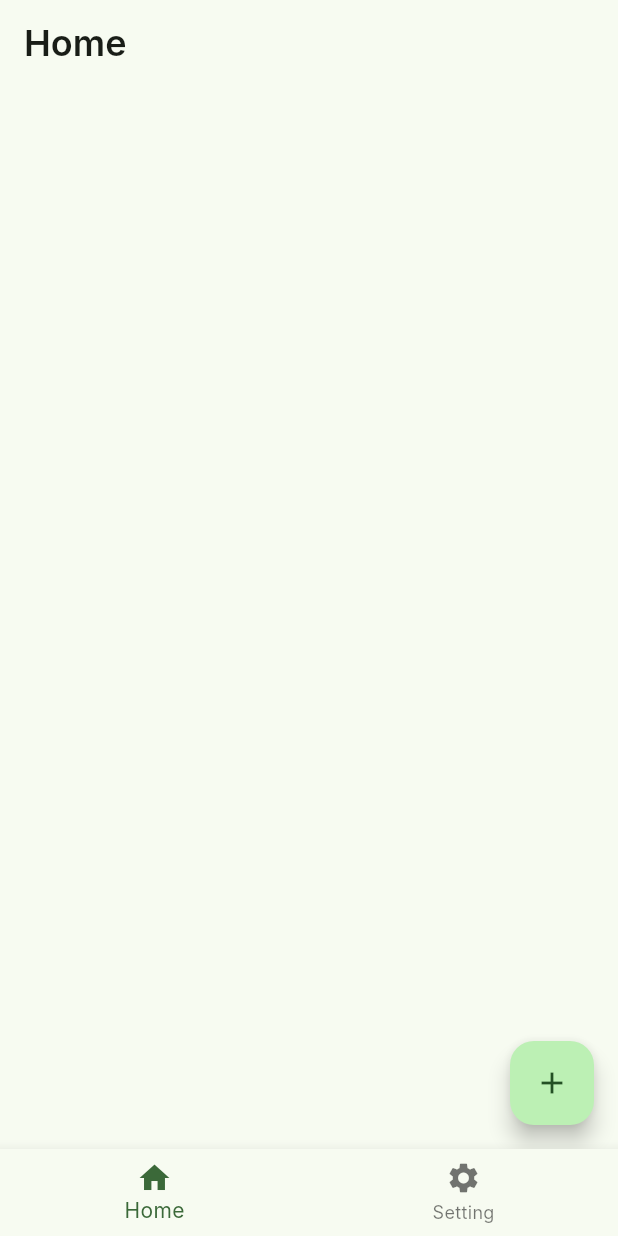
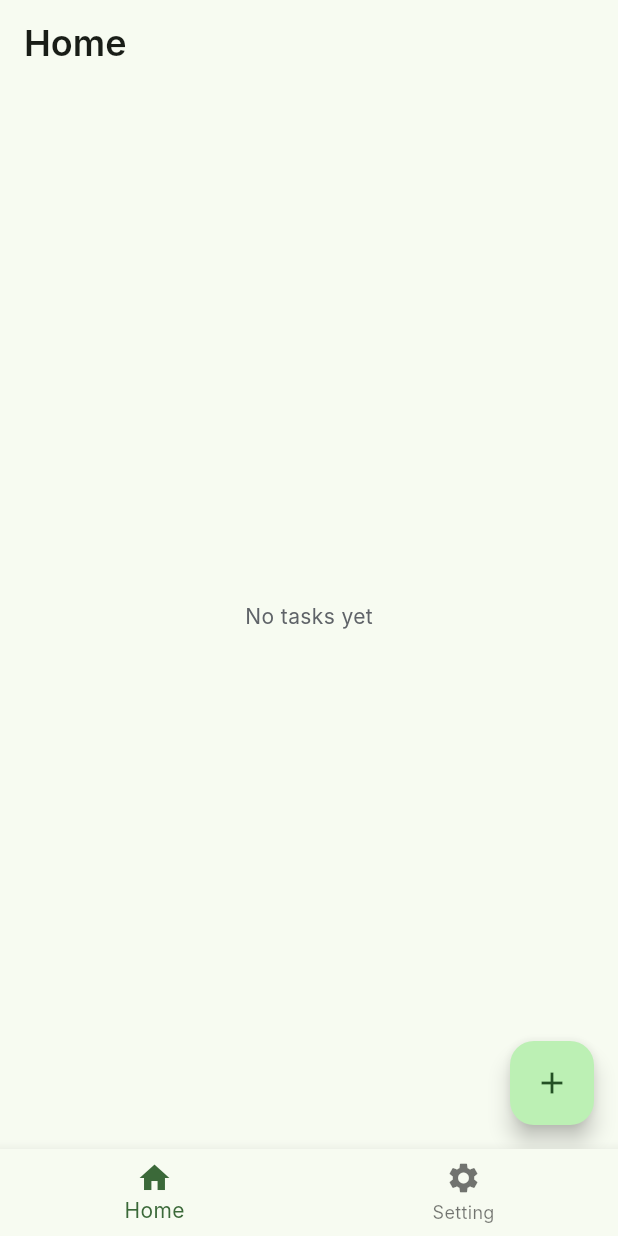
Before and after one commit to Shaza-Hassan-Floward/tasks_app, a Flutter app: the screen it shows after launch, on a phone screen of 412 x 824 dp. Run offline on Flutter 3.47's test engine with Material 3 defaults, Android fonts, the phone set to English and light mode, and no system bars; our stand-ins replace app_links, flutter_bloc, go_router; Roboto replaces fonts that are missing (Inter).

Commit message:
integrate with bloc handle adding and fetching using bloc fake delay simple handle for loading and error

```diff
--- /dev/null
+++ b/lib/domain/usecase/fetch_tasks_usecase.dart
@@ -0,0 +1,13 @@
+import 'package:tasks_app/domain/entities/task.dart';
+
+import '../repo/task_repository.dart';
+
+class FetchTasksUseCase {
+  final TaskRepository taskRepository;
+
+  FetchTasksUseCase(this.taskRepository);
+
+  Future<List<TaskEntity>> call() async {
+    return await taskRepository.fetchTasks();
+  }
+}
--- /dev/null
+++ b/lib/domain/usecase/update_task_usecase.dart
@@ -0,0 +1,13 @@
+
+import '../repo/task_repository.dart';
+
+class UpdateTaskUseCase {
+  final TaskRepository taskRepository;
+
+  UpdateTaskUseCase(this.taskRepository);
+
+  Future<void> call(task) async {
+    await taskRepository.updateTask(task);
+  }
+
+}
--- /dev/null
+++ b/lib/presentation/bloc/tasks_bloc.dart
@@ -0,0 +1,65 @@
+
+import 'package:flutter_bloc/flutter_bloc.dart';
+import '../../domain/entities/task.dart';
+import '../../domain/usecase/add_task_usecase.dart';
+import '../../domain/usecase/fetch_tasks_usecase.dart';
+import '../../domain/usecase/update_task_usecase.dart';
+
+part 'tasks_event.dart';
+part 'tasks_state.dart';
+
+class TasksBloc extends Bloc<TasksEvent, TasksState> {
+  final AddTaskUseCase addTaskUseCase;
+  final FetchTasksUseCase fetchTasksUseCase;
+  final UpdateTaskUseCase updateTaskUseCase;
+
+  TasksBloc({
+    required this.addTaskUseCase,
+    required this.fetchTasksUseCase,
+    required this.updateTaskUseCase,
+  }) : super(const TasksInitial()) {
+    on<LoadTasksEvent>(_onLoadTasks);
+    on<AddTaskEvent>(_onAddTask);
+    on<UpdateTaskEvent>(_onUpdateTask);
+  }
+
+  Future<void> _onLoadTasks(
+      LoadTasksEvent event, Emitter<TasksState> emit) async {
+    emit(const TasksLoading());
+    try {
+      final tasks = await fetchTasksUseCase();
+      await Future.delayed(const Duration(seconds: 1));
+      emit(TasksLoaded(tasks));
+    } catch (e) {
+      emit(TasksError(e.toString()));
+    }
+  }
+
+  Future<void> _onAddTask(
+      AddTaskEvent event, Emitter<TasksState> emit) async {
+    emit(const TasksLoading());
+    try {
+      await addTaskUseCase(event.task);
+      await Future.delayed(const Duration(seconds: 1));
+      final updatedTasks = await fetchTasksUseCase();
+      await Future.delayed(const Duration(seconds: 1));
+      emit(TasksLoaded(updatedTasks));
+    } catch (e) {
+      emit(TasksError(e.toString()));
+    }
+  }
+
+  Future<void> _onUpdateTask(
+      UpdateTaskEvent event, Emitter<TasksState> emit) async {
+    emit(const TasksLoading());
+    try {
+      await updateTaskUseCase(event.task);
+      await Future.delayed(const Duration(seconds: 1));
+      final updatedTasks = await fetchTasksUseCase();
+      await Future.delayed(const Duration(seconds: 1));
+      emit(TasksLoaded(updatedTasks));
+    } catch (e) {
+      emit(TasksError(e.toString()));
+    }
+  }
+}
--- /dev/null
+++ b/lib/presentation/bloc/tasks_event.dart
@@ -0,0 +1,24 @@
+
+part of 'tasks_bloc.dart';
+
+sealed class TasksEvent {}
+
+final class LoadTasksEvent extends TasksEvent {}
+
+final class AddTaskEvent extends TasksEvent {
+  final TaskEntity task;
+
+  AddTaskEvent({required String title, required String description})
+      : task = TaskEntity(
+          id: DateTime.now().millisecondsSinceEpoch.toString(),
+          title: title,
+          description: description,
+          isCompleted: false,
+        );
+}
+
+final class UpdateTaskEvent extends TasksEvent {
+  final TaskEntity task;
+
+  UpdateTaskEvent(this.task);
+}
--- /dev/null
+++ b/lib/presentation/bloc/tasks_state.dart
@@ -0,0 +1,26 @@
+
+part of 'tasks_bloc.dart';
+
+sealed class TasksState {
+  const TasksState();
+}
+
+class TasksInitial extends TasksState {
+  const TasksInitial();
+}
+
+class TasksLoading extends TasksState {
+  const TasksLoading();
+}
+
+class TasksLoaded extends TasksState {
+  final List<TaskEntity> tasks;
+
+  const TasksLoaded(this.tasks);
+}
+
+class TasksError extends TasksState {
+  final String message;
+
+  const TasksError(this.message);
+}
--- a/lib/presentation/homescreen/home_screen.dart
+++ b/lib/presentation/homescreen/home_screen.dart
@@ -1,51 +1,58 @@
 import 'package:flutter/material.dart';
+import 'package:flutter_bloc/flutter_bloc.dart';
 import 'package:go_router/go_router.dart';
 
 import '../../core/space/space.dart';
-import '../../data/repository/task_repository_impl.dart';
-import '../../domain/entities/task.dart';
+import '../bloc/tasks_bloc.dart';
 
-class HomeScreen extends StatefulWidget {
+
+class HomeScreen extends StatelessWidget {
   const HomeScreen({super.key});
-
-  @override
-  State<HomeScreen> createState() => _HomeScreenState();
-}
-
-class _HomeScreenState extends State<HomeScreen> {
-  final repo = TaskRepositoryImpl();
-  List<TaskEntity> tasks = [];
-
-  @override
-  void initState() {
-    super.initState();
-    loadTasks();
-  }
-
-  Future<void> loadTasks() async {
-    tasks = await repo.fetchTasks();
-    setState(() {});
-  }
 
   @override
   Widget build(BuildContext context) {
     return Scaffold(
       appBar: AppBar(title: const Text("Home")),
-      body: ListView.builder(
-          itemCount: tasks.length,
-          itemBuilder: (_, index) => Column(
-                crossAxisAlignment: CrossAxisAlignment.start,
-                children: [
-                  Text(tasks[index].title),
-                  Space.hSm,
-                  Text(tasks[index].description)
-                ],
-              )),
+      body: BlocBuilder<TasksBloc, TasksState>(
+        builder: (context, state) {
+          if (state is TasksLoading) {
+            return const Center(child: CircularProgressIndicator());
+          }
+          if (state is TasksError) {
+            return Center(child: Text(state.message));
+          }
+          if (state is TasksLoaded) {
+            final tasks = state.tasks;
+
+            if (tasks.isEmpty) {
+              return const Center(child: Text("No tasks yet"));
+            }
+
+            return ListView.builder(
+              itemCount: tasks.length,
+              itemBuilder: (_, index) {
+                final task = tasks[index];
+                return Padding(
+                  padding: const EdgeInsets.all(12),
+                  child: Column(
+                    crossAxisAlignment: CrossAxisAlignment.start,
+                    children: [
+                      Text(task.title),
+                      Space.hXs,
+                      Text(task.description),
+                    ],
+                  ),
+                );
+              },
+            );
+          }
+          return const SizedBox.shrink();
+        },
+      ),
       floatingActionButton: FloatingActionButton(
         child: const Icon(Icons.add),
-        onPressed: () async {
+        onPressed: ()  {
           context.go("/home/add-task");
-          loadTasks(); // refresh after returning
         },
       ),
     );
--- a/pubspec.yaml
+++ b/pubspec.yaml
@@ -37,6 +37,7 @@ dependencies:
   cupertino_icons: ^1.0.8
   go_router: ^13.2.0
   app_links: ^3.4.0
+  flutter_bloc: ^9.1.0
 
 dev_dependencies:
   flutter_test:
```
Also changed, not shown: lib/core/router/app_route.dart (+8 -6 lines), lib/main.dart (+18 -1 lines), lib/presentation/add_task_screen/add_task_screen.dart (+13 -8 lines), lib/presentation/add_task_screen/add_task_viewmodel.dart (deleted, +0 -20 lines), pubspec.lock.
